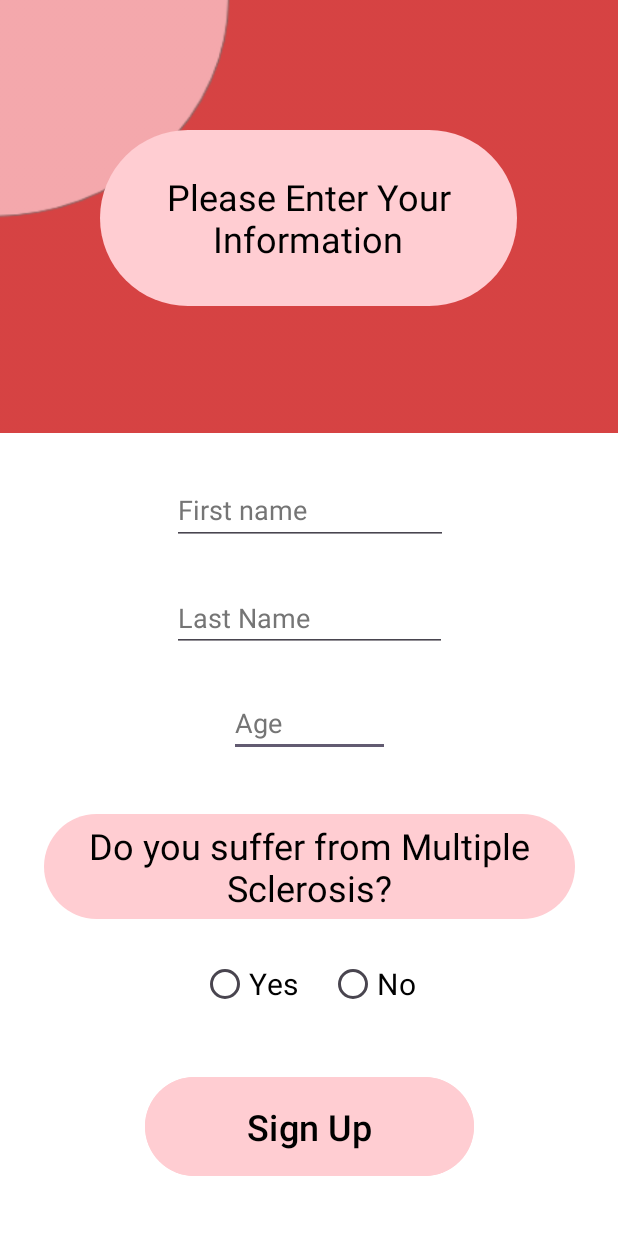
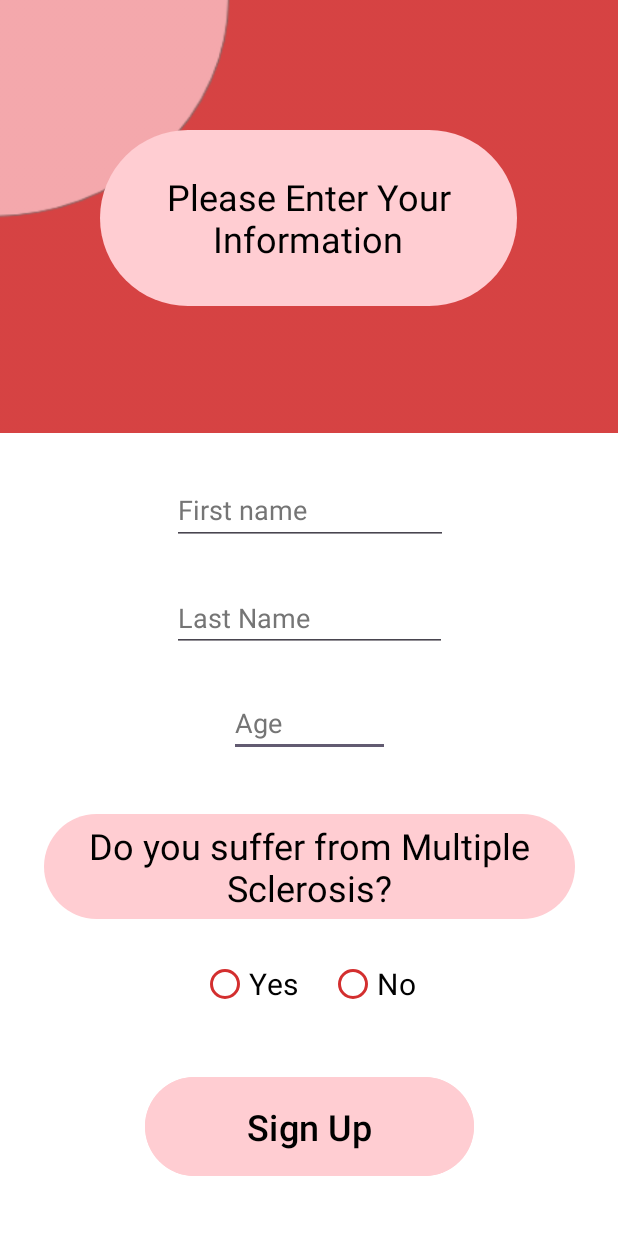
Before and after one commit to pickenst/MS-Aid, an Android app: the SignupActivityTwo screen opened directly, with no data from a screen before it, on a phone screen of 412 x 824 dp. Run offline under Robolectric (Android 15) with nearby library versions, the phone set to English and light mode, and no system bars.

Commit message:
Version 1.2.1

```diff
--- a/app/src/main/java/edu/utsa/cs3443/msaid/SignupActivityTwo.java
+++ b/app/src/main/java/edu/utsa/cs3443/msaid/SignupActivityTwo.java
@@ -9,10 +9,12 @@ import android.util.Log;
 import android.view.View;
 import android.widget.Button;
 import android.widget.EditText;
+import android.widget.RadioButton;
 import android.widget.Toast;
 
 import androidx.activity.EdgeToEdge;
 import androidx.appcompat.app.AppCompatActivity;
+import androidx.core.content.ContextCompat;
 import androidx.core.graphics.Insets;
 import androidx.core.view.ViewCompat;
 import androidx.core.view.WindowInsetsCompat;
@@ -41,6 +43,13 @@ public class SignupActivityTwo extends AppCompatActivity {
     protected void onCreate(Bundle savedInstanceState) {
         super.onCreate(savedInstanceState);
         setContentView(R.layout.activity_signup_two);
+
+
+        RadioButton noRadio = findViewById(R.id.no_radio);
+        noRadio.setButtonTintList(ContextCompat.getColorStateList(this, R.color.control_panel_red));
+        RadioButton yesRadio = findViewById(R.id.yes_radio);
+        yesRadio.setButtonTintList(ContextCompat.getColorStateList(this, R.color.control_panel_red));
+
         Intent loginLink = new Intent(this, LoginActivity.class);
         Intent intent = getIntent();
 
--- a/app/src/main/res/layout/activity_signup_two.xml
+++ b/app/src/main/res/layout/activity_signup_two.xml
@@ -118,6 +118,7 @@
             android:text="@string/yes"
             android:textColor="@color/black"
             android:textSize="20sp"
+            android:backgroundTint="@color/control_panel_red"
             tools:layout_editor_absoluteX="66dp"
             tools:layout_editor_absoluteY="539dp" />
 
@@ -129,6 +130,7 @@
             android:text="@string/no"
             android:textColor="@color/black"
             android:textSize="20sp"
+            android:buttonTint="@color/control_panel_red"
             tools:layout_editor_absoluteX="232dp"
             tools:layout_editor_absoluteY="539dp" />
     </RadioGroup>
```
Also changed, not shown: 1 other file.
